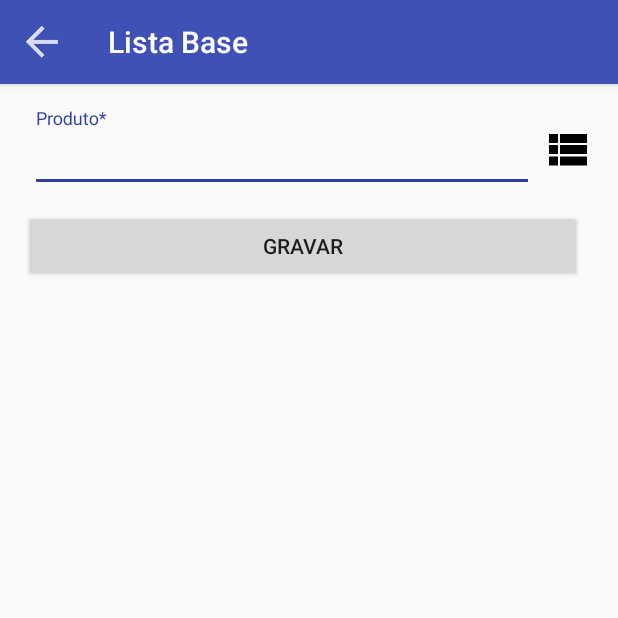
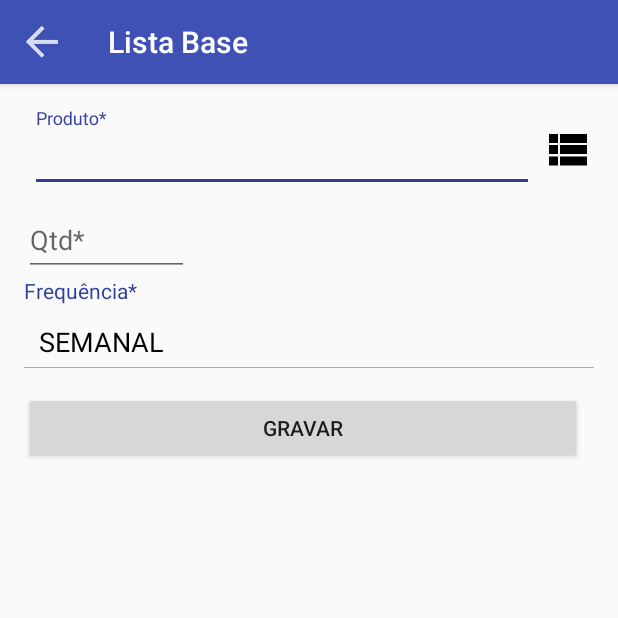
Before and after one commit to rcstudiossa/buybuy, an Android app: the ProdutoListaBaseActivity screen opened directly, with no data from a screen before it, on a phone screen of 412 x 824 dp, the top half of it. Run offline under Robolectric (Android 15) with nearby library versions, the phone set to English and light mode, and no system bars.

Commit message:
crud lista base

```diff
--- a/app/src/main/java/br/com/rss/buybuy/activity/ProdutoListaBaseActivity.java
+++ b/app/src/main/java/br/com/rss/buybuy/activity/ProdutoListaBaseActivity.java
@@ -8,15 +8,19 @@ import android.view.View;
 import android.widget.AdapterView;
 import android.widget.ArrayAdapter;
 import android.widget.AutoCompleteTextView;
+import android.widget.EditText;
 import android.widget.ImageView;
+import android.widget.Spinner;
 
 import java.util.List;
 
 import br.com.rss.buybuy.R;
+import br.com.rss.buybuy.business.ComboBS;
 import br.com.rss.buybuy.business.ProdutoBS;
 import br.com.rss.buybuy.business.ProdutoListaBaseBS;
 import br.com.rss.buybuy.business.CrudBS;
 import br.com.rss.buybuy.fragment.ProdutoFragment;
+import br.com.rss.buybuy.model.FrequenciaModel;
 import br.com.rss.buybuy.model.ProdutoListaBaseModel;
 import br.com.rss.buybuy.model.ProdutoModel;
 import br.com.rss.buybuy.util.Utilitario;
@@ -25,6 +29,8 @@ public class ProdutoListaBaseActivity extends TemplateActivity<ProdutoListaBaseM
 
     private ProdutoListaBaseBS produtoListaBaseBS;
     private ProdutoModel produtoModel;
+    private EditText etQuantidade;
+    private Spinner spFrequencia;
     private ImageView ivListarProdutos;
     private AutoCompleteTextView etProdutos;
 
@@ -52,23 +58,33 @@ public class ProdutoListaBaseActivity extends TemplateActivity<ProdutoListaBaseM
 
         this.ivListarProdutos = findViewById(R.id.iv_listar_produtos);
 
-        this.instanciarProdutoListaBaseModel();
+        this.etQuantidade = findViewById(R.id.et_quantidade);
+
+        this.spFrequencia = findViewById(R.id.spinner_frequencia);
 
         this.carregarAdapters();
 
         this.configListeners();
+
+        this.instanciarProdutoListaBaseModel();
 
     }
 
     private void carregarAdapters() {
 
         ArrayAdapter<ProdutoModel> spProdutoAdapter;
+        ArrayAdapter<FrequenciaModel> spFrequenciaAdapter;
 
         List<ProdutoModel> produtos = new ProdutoBS(ProdutoListaBaseActivity.this).pesquisarAtivos(false);
 
         spProdutoAdapter = new ArrayAdapter<>(this, R.layout.spinner_dropdown_item, produtos);
         etProdutos.setAdapter(spProdutoAdapter);
         etProdutos.setThreshold(1);
+
+        List<FrequenciaModel> frequencias = new ComboBS(ProdutoListaBaseActivity.this).pesquisarFrequencias();
+
+        spFrequenciaAdapter = new ArrayAdapter<>(this, R.layout.spinner_dropdown_item, frequencias);
+        spFrequencia.setAdapter(spFrequenciaAdapter);
 
     }
 
@@ -117,6 +133,8 @@ public class ProdutoListaBaseActivity extends TemplateActivity<ProdutoListaBaseM
 
     private void instanciarProdutoListaBaseModel() {
 
+        //a princípio não terá edição da lista base. O código está pronto mas não cairá vindo de edição.
+
         this.crudModel = (ProdutoListaBaseModel) getIntent().getSerializableExtra("registro");
 
         if (this.crudModel == null) {
@@ -124,7 +142,14 @@ public class ProdutoListaBaseActivity extends TemplateActivity<ProdutoListaBaseM
         } else {
 
             if (!Utilitario.isEmpty(this.crudModel.getProdutoModel()) && !Utilitario.isEmpty(this.crudModel.getProdutoModel().getId())) {
-                etProdutos.setSelection(((ArrayAdapter)etProdutos.getAdapter()).getPosition(this.crudModel.getProdutoModel()));
+                etProdutos.setText(this.crudModel.getProdutoModel().getDescricao());
+                this.produtoModel = this.crudModel.getProdutoModel();
+            }
+
+            etQuantidade.setText(this.crudModel.getQuantidade().toString());
+
+            if (!Utilitario.isEmpty(this.crudModel.getFrequenciaModel()) && !Utilitario.isEmpty(this.crudModel.getFrequenciaModel().getId())) {
+                spFrequencia.setSelection(((ArrayAdapter)spFrequencia.getAdapter()).getPosition(this.crudModel.getFrequenciaModel()));
             }
 
         }
@@ -143,6 +168,16 @@ public class ProdutoListaBaseActivity extends TemplateActivity<ProdutoListaBaseM
             valido = false;
         }
 
+        if (Utilitario.isEmpty(etQuantidade.getText())) {
+            aviso = Utilitario.addAviso("Preencha a quantidade", aviso);
+            valido = false;
+        }
+
+        if (Utilitario.isEmpty(spFrequencia.getSelectedItem()) || Utilitario.isEmpty(((FrequenciaModel) spFrequencia.getSelectedItem()).getId())) {
+            aviso = Utilitario.addAviso("Selecione a frequência", aviso);
+            valido = false;
+        }
+
         if (!aviso.isEmpty()) {
             Utilitario.alertar(ProdutoListaBaseActivity.this, aviso);
         }
@@ -156,7 +191,9 @@ public class ProdutoListaBaseActivity extends TemplateActivity<ProdutoListaBaseM
             return;
         }
 
-        this.crudModel.setProdutoModel(produtoModel);
+        this.crudModel.setProdutoModel(this.produtoModel);
+        this.crudModel.setQuantidade(Utilitario.isEmpty(etQuantidade.getText().toString()) ? null : new Double(etQuantidade.getText().toString()));
+        this.crudModel.setFrequenciaModel((FrequenciaModel) spFrequencia.getSelectedItem());
 
         produtoListaBaseBS.gravar(this.crudModel);
 
--- a/app/src/main/java/br/com/rss/buybuy/adapter/CategoriaAdapter.java
+++ b/app/src/main/java/br/com/rss/buybuy/adapter/CategoriaAdapter.java
@@ -20,7 +20,7 @@ public class CategoriaAdapter extends TemplateAdapter<CategoriaModel> {
     @Override
     public void onBindViewHolder(TemplateAdapter.ViewHolder categoriaVH, final int position) {
 
-        categoriaVH.nome.setText(String.format(Locale.getDefault(), "%s", mList.get(position).getNome()));
+        categoriaVH.descricaoLinha1.setText(String.format(Locale.getDefault(), "%s", mList.get(position).getNome()));
 
         categoriaVH.editBT.setOnClickListener(new View.OnClickListener() {
             @Override
--- a/app/src/main/java/br/com/rss/buybuy/adapter/ProdutoAdapter.java
+++ b/app/src/main/java/br/com/rss/buybuy/adapter/ProdutoAdapter.java
@@ -21,7 +21,7 @@ public class ProdutoAdapter extends TemplateAdapter<ProdutoModel> {
     @Override
     public void onBindViewHolder(TemplateAdapter.ViewHolder categoriaVH, final int position) {
 
-        categoriaVH.nome.setText(String.format(Locale.getDefault(), "%s", mList.get(position).getDescricao()));
+        categoriaVH.descricaoLinha1.setText(String.format(Locale.getDefault(), "%s", mList.get(position).getDescricao()));
 
         categoriaVH.editBT.setOnClickListener(new View.OnClickListener() {
             @Override
--- a/app/src/main/java/br/com/rss/buybuy/adapter/ProdutoListaBaseAdapter.java
+++ b/app/src/main/java/br/com/rss/buybuy/adapter/ProdutoListaBaseAdapter.java
@@ -2,7 +2,10 @@ package br.com.rss.buybuy.adapter;
 
 import android.content.Context;
 import android.content.Intent;
+import android.support.v7.widget.RecyclerView;
 import android.view.View;
+import android.widget.ImageButton;
+import android.widget.TextView;
 
 import java.util.List;
 import java.util.Locale;
@@ -21,7 +24,8 @@ public class ProdutoListaBaseAdapter extends TemplateAdapter<ProdutoListaBaseMod
     @Override
     public void onBindViewHolder(TemplateAdapter.ViewHolder categoriaVH, final int position) {
 
-        categoriaVH.nome.setText(String.format(Locale.getDefault(), "%s", mList.get(position).getProdutoModel().getDescricao()));
+        categoriaVH.descricaoLinha1.setText(String.format(Locale.getDefault(), "%s", mList.get(position).getProdutoModel().getDescricao()));
+        categoriaVH.descricaoLinha2.setText(String.format(Locale.getDefault(), "%s %s, %s", mList.get(position).getQuantidade(), mList.get(position).getProdutoModel().getUnidadeMedidaModel().getAbreviacao(), mList.get(position).getFrequenciaModel().getDescricao()));
 
         categoriaVH.editBT.setOnClickListener(new View.OnClickListener() {
             @Override
--- a/app/src/main/java/br/com/rss/buybuy/adapter/TemplateAdapter.java
+++ b/app/src/main/java/br/com/rss/buybuy/adapter/TemplateAdapter.java
@@ -60,13 +60,15 @@ public abstract class TemplateAdapter<T extends Serializable> extends RecyclerVi
 
     protected class ViewHolder extends RecyclerView.ViewHolder {
 
-        public TextView nome;
+        public TextView descricaoLinha1;
+        public TextView descricaoLinha2;
         public ImageButton editBT;
         public ImageButton deleteBT;
 
         public ViewHolder(View itemView) {
             super(itemView);
-            nome = itemView.findViewById(R.id.tv_nome);
+            descricaoLinha1 = itemView.findViewById(R.id.tv_descricao_linha_1);
+            descricaoLinha2 = itemView.findViewById(R.id.tv_descricao_linha_2);
             editBT = itemView.findViewById(R.id.bt_edit);
             deleteBT = itemView.findViewById(R.id.bt_delete);
 
--- a/app/src/main/java/br/com/rss/buybuy/model/FrequenciaModel.java
+++ b/app/src/main/java/br/com/rss/buybuy/model/FrequenciaModel.java
@@ -37,7 +37,7 @@ public class FrequenciaModel extends BaseModel {
 
         StringBuilder sb = new StringBuilder();
 
-        sb.append(id).append(": ").append(this.descricao);
+        sb.append(this.descricao);
 
         return sb.toString();
 
--- a/app/src/main/res/layout/activity_produto_lista_base_crud.xml
+++ b/app/src/main/res/layout/activity_produto_lista_base_crud.xml
@@ -64,6 +64,46 @@
 
             </LinearLayout>
 
+            <android.support.design.widget.TextInputLayout
+                android:id="@+id/til_quantidade"
+                android:layout_width="110dp"
+                android:layout_height="wrap_content">
+
+                <EditText
+                    android:id="@+id/et_quantidade"
+                    android:layout_width="match_parent"
+                    android:layout_height="match_parent"
+                    android:hint="@string/prompt_quantidade"
+                    android:inputType="number"
+                    android:maxLength="5"
+                    android:maxLines="1" />
+
+            </android.support.design.widget.TextInputLayout>
+
+            <LinearLayout
+                android:layout_width="match_parent"
+                android:layout_height="wrap_content"
+                android:layout_weight="0.8"
+                android:layout_gravity="center_vertical"
+                android:orientation="vertical">
+
+                <TextView
+                    android:id="@+id/tv_frequencia"
+                    android:layout_width="match_parent"
+                    android:layout_height="wrap_content"
+                    android:text="@string/prompt_frequencia"
+                    android:layout_marginBottom="2dp"
+                    android:textColor="@color/colorPrimaryDark" />
+
+                <Spinner
+                    android:id="@+id/spinner_frequencia"
+                    android:layout_width="match_parent"
+                    android:layout_height="40dp"
+                    android:layout_marginBottom="4dp"
+                    android:background="@drawable/spinner_item_layout" />
+
+            </LinearLayout>
+
             <Button
                 android:id="@+id/btn_gravar"
                 android:layout_width="match_parent"
--- a/app/src/main/res/layout/fragment_produto_lista_base.xml
+++ b/app/src/main/res/layout/fragment_produto_lista_base.xml
@@ -14,7 +14,7 @@
         android:paddingEnd="2dp"
         android:scrollbars="vertical"
         android:scrollbarStyle="outsideInset"
-        tools:listitem="@layout/item_categoria" />
+        tools:listitem="@layout/item_produto_lista_base" />
 
     <android.support.design.widget.FloatingActionButton
         android:id="@+id/fab_novo"
--- a/app/src/main/res/values/strings.xml
+++ b/app/src/main/res/values/strings.xml
@@ -19,6 +19,8 @@
 
 
     <string name="prompt_categoria">Nome da Categoria*</string>
+    <string name="prompt_frequencia">Frequência*</string>
+    <string name="prompt_quantidade">Qtd*</string>
     <string name="prompt_produto">Descrição do Produto*</string>
     <string name="prompt_produto_lista_base">Produto*</string>
     <string name="prompt_pesquisar_categoria">Pesquisar Categoria...</string>
```
Also changed, not shown: app/src/main/AndroidManifest.xml (+6 -1 lines), app/src/main/java/br/com/rss/buybuy/dao/ProdutoListaBaseDAO.java (+4 -4 lines), app/src/main/java/br/com/rss/buybuy/fragment/ProdutoListaBaseFragment.java (+16 -2 lines), app/src/main/java/br/com/rss/buybuy/model/UnidadeMedidaModel.java (+12 -2 lines), app/src/main/res/layout/item_produto_lista_base.xml (+12 -2 lines).
